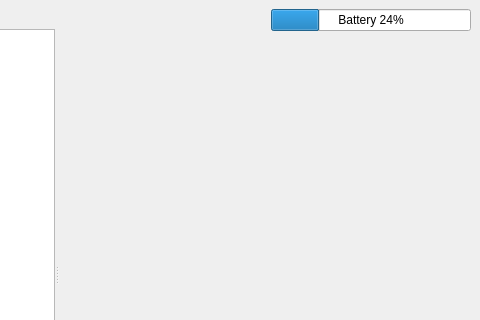
Before: the Qt Designer form igvc/src/dashboard/mainwindow.ui in RoboJackets/igvc-software, drawn with Qt 5; both pictures show x 483 to 963 and y 0 to 320 of the 963 by 569 pixel window.
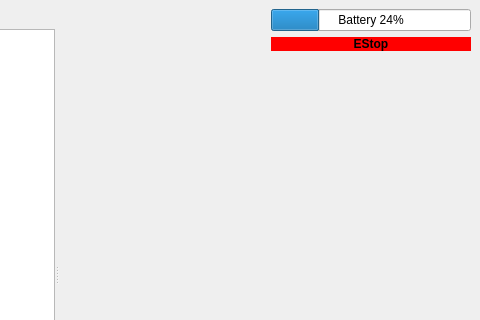
After: the same form once the commit is applied. Custom widgets are drawn as their Qt base class.

Commit message: Adds estop display to dashboard along with some cleanup.

```diff
--- a/igvc/src/dashboard/mainwindow.ui
+++ b/igvc/src/dashboard/mainwindow.ui
@@ -90,6 +90,25 @@
         </property>
        </widget>
       </item>
+      <item>
+       <widget class="QLabel" name="estopLabel">
+        <property name="font">
+         <font>
+          <weight>75</weight>
+          <bold>true</bold>
+         </font>
+        </property>
+        <property name="styleSheet">
+         <string notr="true">background-color: rgb(255, 0, 0);</string>
+        </property>
+        <property name="text">
+         <string>EStop</string>
+        </property>
+        <property name="alignment">
+         <set>Qt::AlignCenter</set>
+        </property>
+       </widget>
+      </item>
       <item>
        <spacer name="verticalSpacer">
         <property name="orientation">
```
Left out of the diff: 9 changed lines with no effect on the pictures. The commit also changes 4 other files.
